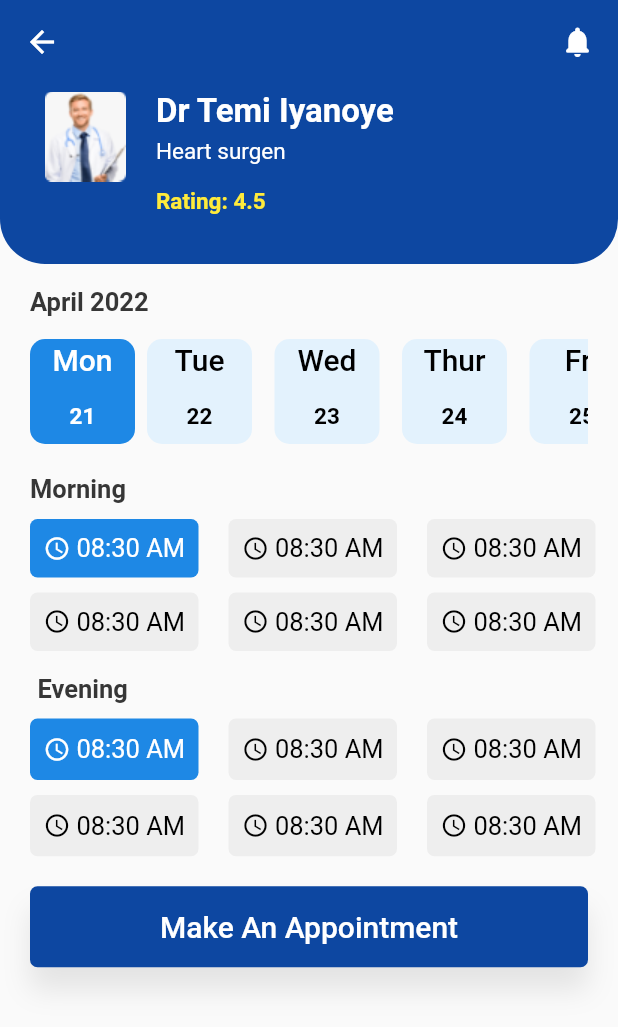
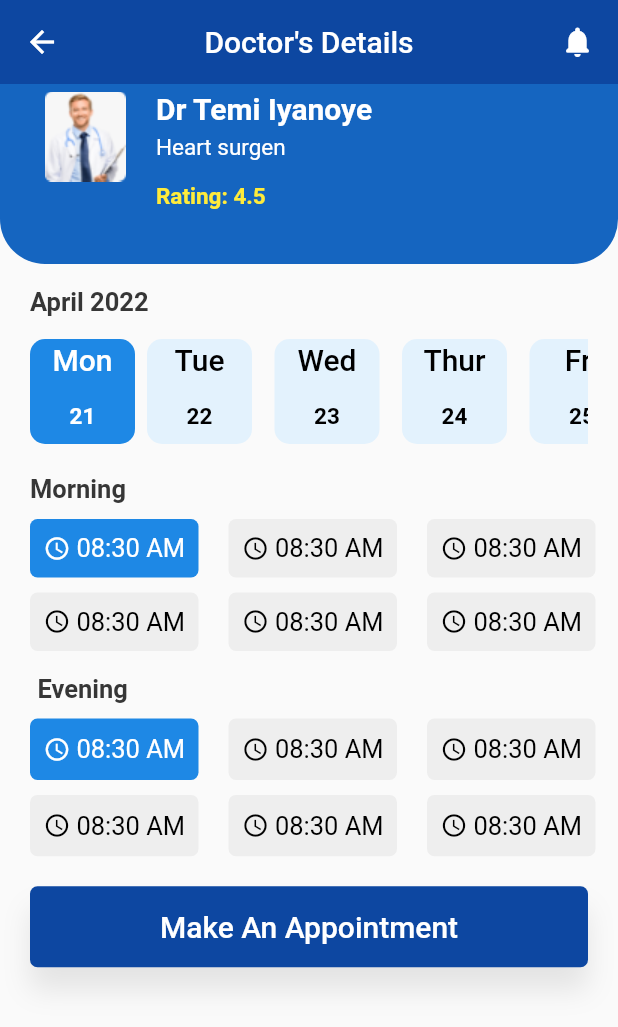
Before and after one commit to T-Tek/doctor_appointment_ui, a Flutter app: the DoctorDetailPage screen opened directly, on a phone screen of 412 x 824 dp. Shown: the top 1027 px of the screen. Run offline on Flutter 3.47's test engine with Material 2 defaults, Android fonts, the phone set to English and light mode, and no system bars.

Commit message:
colors and font sizes adjusted

```diff
--- a/lib/doctor_detail_page.dart
+++ b/lib/doctor_detail_page.dart
@@ -16,6 +16,7 @@ class _DoctorDetailPageState extends State<DoctorDetailPage> {
       appBar: AppBar(
         elevation: 0.0,
         backgroundColor: Colors.blue[900],
+        title: Text("Doctor's Details"),
         centerTitle: true,
         leading: GestureDetector(
           onTap: () {
@@ -45,7 +46,7 @@ class _DoctorDetailPageState extends State<DoctorDetailPage> {
             Container(
               height: 120,
               decoration: BoxDecoration(
-                  color: Colors.blue[900],
+                  color: Colors.blue[800],
                   borderRadius: BorderRadius.only(
                       bottomLeft: Radius.circular(30),
                       bottomRight: Radius.circular(30))),
@@ -71,7 +72,7 @@ class _DoctorDetailPageState extends State<DoctorDetailPage> {
                               'Dr Temi Iyanoye',
                               style: TextStyle(
                                 color: Colors.white,
-                                fontSize: 22,
+                                fontSize: 20,
                                 fontFamily: 'Roboto',
                                 fontWeight: FontWeight.w700,
                               ),
```
